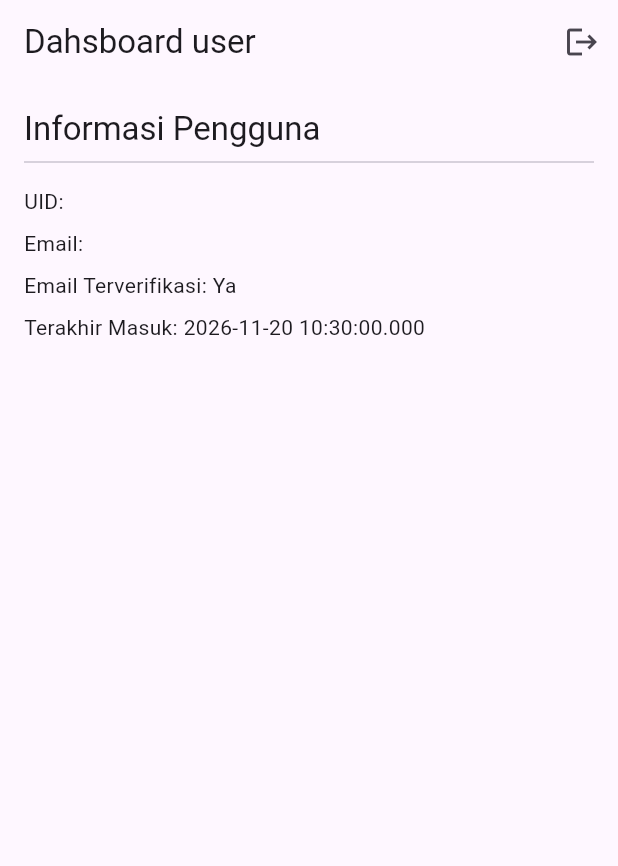
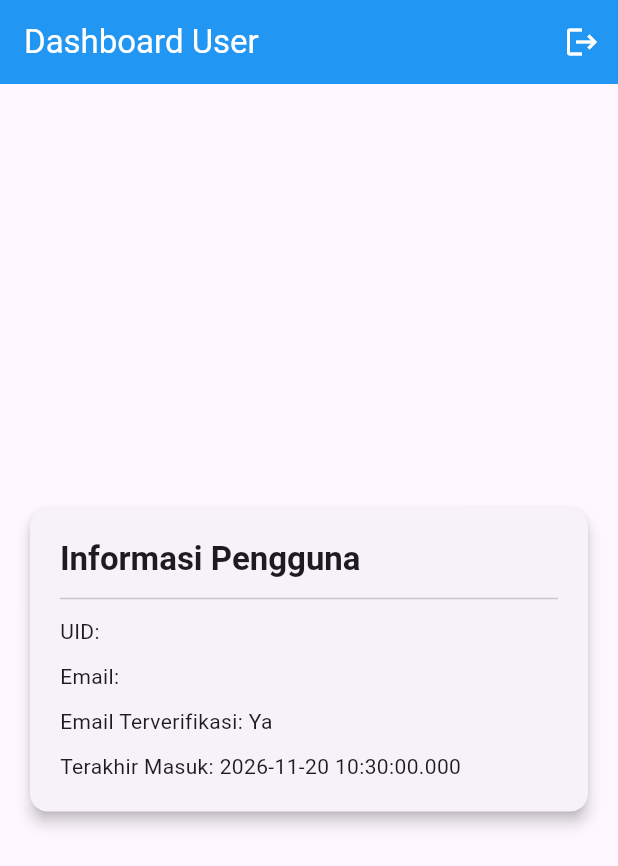
Before and after one commit to MuhamadAnggara/pertemuan8-firebase-flutter, a Flutter app: the screen it shows once a user with an empty profile is signed in, on a phone screen of 412 x 824 dp. Shown: the top 866 px of the screen. Run offline on Flutter 3.47's test engine with Material 3 defaults, Android fonts, the phone set to English and light mode, and no system bars; our stand-ins replace firebase_auth, firebase_core; accounts and stored records are empty.

Commit message:
Memperbaruhi tampilan ui UserInfoScreen dengan Appbar dan card styling

```diff
--- a/lib/user_info_screen.dart
+++ b/lib/user_info_screen.dart
@@ -14,35 +14,50 @@ class UserInfoScreen extends StatelessWidget {
   Widget build(BuildContext context) {
     return Scaffold(
       appBar: AppBar(
-        title: const Text('Dahsboard user'),
+        title: const Text('Dashboard User'),
+        backgroundColor: Colors.blue,
+        foregroundColor: Colors.white,
         actions: [
           IconButton(
             icon: const Icon(Icons.logout),
             onPressed: _logout,
-            tooltip: 'logout',
+            tooltip: 'Logout',
           ),
         ],
       ),
-      body: Padding(
+      body: Center(
+        child: Container(
+          constraints: const BoxConstraints(maxWidth: 500),
           padding: const EdgeInsets.all(16.0),
+          child: Card(
+            elevation: 4,
+            shape: RoundedRectangleBorder(
+              borderRadius: BorderRadius.circular(12),
+            ),
+            child: Padding(
+              padding: const EdgeInsets.all(20.0),
               child: Column(
                 mainAxisSize: MainAxisSize.min,
                 crossAxisAlignment: CrossAxisAlignment.start,
                 children: [
                   Text(
                     'Informasi Pengguna',
-            style: Theme.of(context). textTheme.titleLarge,
+                    style: Theme.of(context).textTheme.titleLarge?.copyWith(
+                          fontWeight: FontWeight.bold,
                         ),
-              const Divider(),
-                const SizedBox(height: 8),
+                  ),
+                  const Divider(height: 24),
                   Text('UID: ${user.uid}'),
-                const SizedBox(height: 8),
+                  const SizedBox(height: 10),
                   Text('Email: ${user.email ?? "Tidak ada email"}'),
-                const SizedBox(height: 8),
+                  const SizedBox(height: 10),
                   Text('Email Terverifikasi: ${user.emailVerified ? "Ya" : "Tidak"}'),
-                const SizedBox(height: 8),
+                  const SizedBox(height: 10),
                   Text('Terakhir Masuk: ${user.metadata.lastSignInTime ?? "Tidak diketahui"}'),
                 ],
+              ),
+            ),
+          ),
         ),
       ),
     );
```
Lines whose indentation alone changed are shown as unchanged.
